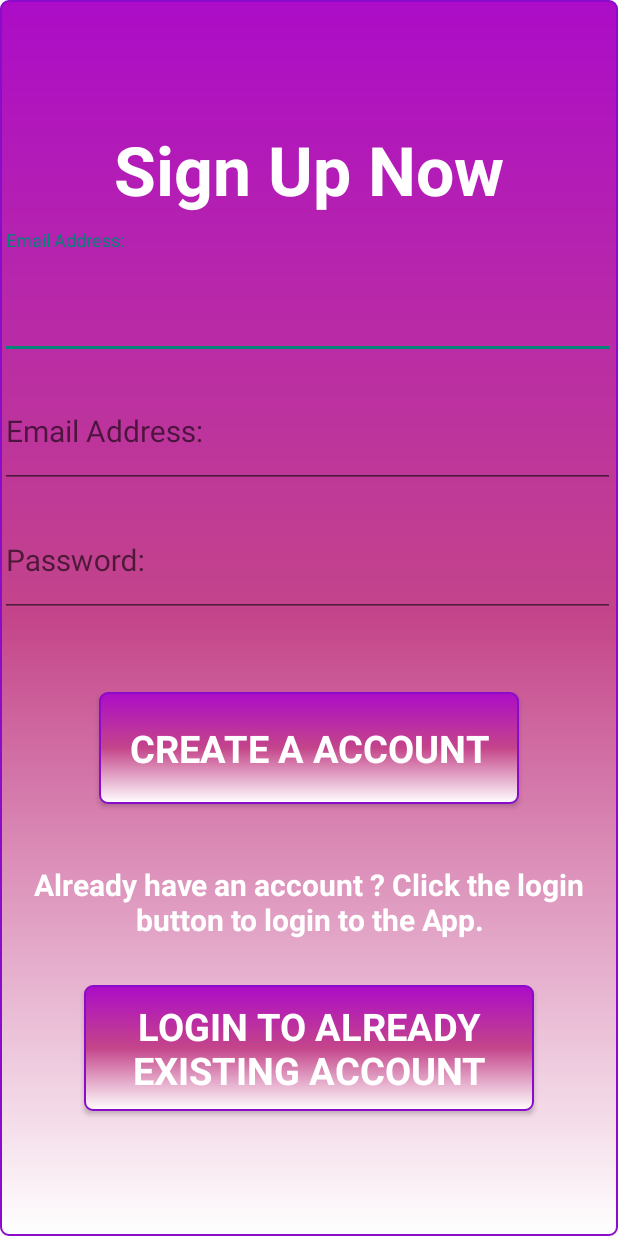
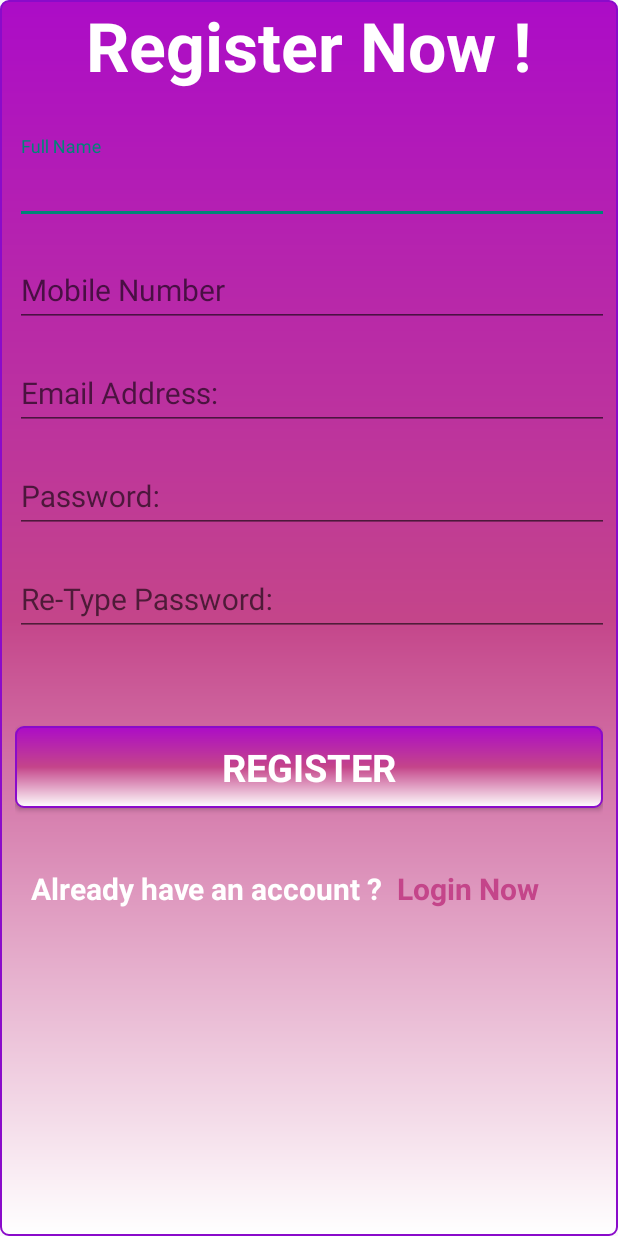
Before and after one commit to sgnahouidavid1/Womens-Security-Proactive-Safety-Application, an Android app: the SignUpActivity screen opened directly, with no data from a screen before it, on a phone screen of 412 x 824 dp. Run offline under Robolectric (Android 15) with nearby library versions, the phone set to English and light mode, and no system bars.

Commit message:
Added elements to the signup page and the login page, size buttons and fix text

```diff
--- a/app/src/main/java/com/example/womens_security_with_sms_alerts/SignUpActivity.kt
+++ b/app/src/main/java/com/example/womens_security_with_sms_alerts/SignUpActivity.kt
@@ -4,16 +4,20 @@ import android.content.Intent
 import androidx.appcompat.app.AppCompatActivity
 import android.os.Bundle
 import android.widget.Button
+import android.widget.TextView
 
 class SignUpActivity : AppCompatActivity() {
     override fun onCreate(savedInstanceState: Bundle?) {
         super.onCreate(savedInstanceState)
         setContentView(R.layout.activity_sign_up)
-        val btLogin: Button = findViewById(R.id.btLogin)
-        btLogin.setOnClickListener {
+
+        val tvLoginButton: TextView = findViewById(R.id.tvLoginButton)
+
+        tvLoginButton.setOnClickListener {
             val intent = Intent(this, LoginActivity::class.java)
             startActivity(intent)
             finish()
         }
+
     }
 }
--- a/app/src/main/res/layout/activity_sign_up.xml
+++ b/app/src/main/res/layout/activity_sign_up.xml
@@ -1,31 +1,70 @@
 <?xml version="1.0" encoding="utf-8"?>
-<LinearLayout xmlns:android="http://schemas.android.com/apk/res/android"
+<RelativeLayout xmlns:android="http://schemas.android.com/apk/res/android"
     xmlns:app="http://schemas.android.com/apk/res-auto"
     xmlns:tools="http://schemas.android.com/tools"
     android:layout_width="match_parent"
     android:layout_height="match_parent"
-    android:orientation="vertical"
-    android:gravity="center"
     android:background="@drawable/background_bg"
+    android:paddingLeft="10dp"
+    android:paddingRight="10dp"
     tools:context=".SignUpActivity">
     <TextView
+        android:id="@+id/tvSignUpTitle"
         android:layout_width="match_parent"
         android:layout_height="wrap_content"
-        android:text="@string/sign_up_now"
+        android:text="@string/register_now"
         android:gravity="center"
         android:textSize="45sp"
         android:fontFamily="sans-serif"
         android:textColor="@color/white"
         android:textStyle="bold"
-        android:layout_marginBottom="10dp" />
+        android:layout_marginBottom="30dp" />
     <com.google.android.material.textfield.TextInputLayout
         android:layout_width="match_parent"
-        android:layout_height="wrap_content">
+        android:layout_height="wrap_content"
+        android:layout_below="@+id/tvSignUpTitle"
+        android:layout_marginBottom="10dp"
+        android:id="@+id/tfFullName">
         <com.google.android.material.textfield.TextInputEditText
-            android:id="@+id/tfEmail"
             android:layout_width="410dp"
-            android:layout_height="75dp"
+            android:layout_height="wrap_content"
             android:fontFamily="sans-serif"
+            android:inputType="textPersonName"
+            android:textSize="20sp"
+            android:maxLines="1"
+            android:textColor="@color/white"
+            android:hint="@string/full_name"
+            android:textColorHighlight="@color/white"/>
+    </com.google.android.material.textfield.TextInputLayout>
+    <com.google.android.material.textfield.TextInputLayout
+        android:layout_width="match_parent"
+        android:layout_height="wrap_content"
+        android:layout_marginBottom="10dp"
+        android:layout_below="@+id/tfFullName"
+        android:id="@+id/tfMobileNum">
+        <com.google.android.material.textfield.TextInputEditText
+            android:layout_width="410dp"
+            android:layout_height="wrap_content"
+            android:fontFamily="sans-serif"
+            android:maxLines="1"
+            android:inputType="phone"
+            android:textSize="20sp"
+            android:textColor="@color/white"
+            android:hint="@string/mobile_number"
+            android:textColorHighlight="@color/white"/>
+    </com.google.android.material.textfield.TextInputLayout>
+    <com.google.android.material.textfield.TextInputLayout
+        android:layout_width="match_parent"
+        android:layout_height="wrap_content"
+        android:layout_marginBottom="10dp"
+        android:layout_below="@+id/tfMobileNum"
+        android:id="@+id/tfEmail">
+        <com.google.android.material.textfield.TextInputEditText
+            android:layout_width="410dp"
+            android:layout_height="wrap_content"
+            android:fontFamily="sans-serif"
+            android:maxLines="1"
+            android:inputType="textEmailAddress"
             android:textSize="20sp"
             android:textColor="@color/white"
             android:hint="@string/email"
@@ -34,63 +73,76 @@
 
     <com.google.android.material.textfield.TextInputLayout
         android:layout_width="match_parent"
-        android:layout_height="wrap_content">
+        android:layout_height="wrap_content"
+        android:layout_marginBottom="10dp"
+        android:layout_below="@+id/tfEmail"
+        android:id="@+id/tfPassword">
         <com.google.android.material.textfield.TextInputEditText
-            android:id="@+id/tfEmailTwo"
             android:layout_width="410dp"
-            android:layout_height="75dp"
+            android:layout_height="wrap_content"
             android:fontFamily="sans-serif"
-            android:hint="@string/email"
+            android:inputType="textPassword"
+            android:maxLines="1"
+            android:hint="@string/password"
             android:textSize="20sp"
             android:textColor="@color/white"/>
     </com.google.android.material.textfield.TextInputLayout>
 
     <com.google.android.material.textfield.TextInputLayout
         android:layout_width="match_parent"
-        android:layout_height="wrap_content">
+        android:layout_height="wrap_content"
+        android:layout_below="@+id/tfPassword"
+        android:layout_marginBottom="10dp"
+        android:id="@+id/tfPasswordTwo">
         <com.google.android.material.textfield.TextInputEditText
-            android:id="@+id/tfPassword"
             android:layout_width="410dp"
-            android:layout_height="75dp"
+            android:layout_height="wrap_content"
             android:fontFamily="sans-serif"
+            android:inputType="textPassword"
+            android:maxLines="1"
             android:textSize="20sp"
             android:textColor="@color/white"
-            android:hint="@string/password" />
+            android:hint="@string/re_type_password" />
     </com.google.android.material.textfield.TextInputLayout>
 
     <Button
-        android:id="@+id/btSignUp"
-        android:layout_width="wrap_content"
+        android:id="@+id/btRegister"
+        android:layout_width="match_parent"
         android:layout_height="wrap_content"
+        android:layout_below="@+id/tfPasswordTwo"
         android:background="@drawable/background_bg"
-        android:text="@string/create"
+        android:text="@string/register"
         android:fontFamily="sans-serif"
-        android:padding="20dp"
+        android:padding="10dp"
         android:textSize="25sp"
         android:textColor="@color/white"
         android:textStyle="bold"
         android:layout_marginTop="50dp"/>
     <TextView
-        android:id="@+id/tvLoginInfo"
-        android:layout_width="match_parent"
+        android:id="@+id/tvRegisterButtonInfo"
+        android:layout_width="wrap_content"
         android:layout_height="wrap_content"
         android:gravity="center"
+        android:layout_below="@+id/btRegister"
         android:text="@string/already_have_an_account_click_the_login_button_to_login_to_the_app"
         android:layout_marginTop="40dp"
         android:textSize="20sp"
+        android:layout_marginStart="10dp"
         android:textColor="@color/white"
         android:textStyle="bold"/>
-    <Button
-        android:id="@+id/btLogin"
-        android:layout_width="300dp"
+    <TextView
+        android:id="@+id/tvLoginButton"
+        android:layout_width="wrap_content"
         android:layout_height="wrap_content"
-        android:background="@drawable/background_bg"
+        android:layout_below="@+id/btRegister"
+        android:layout_toEndOf="@+id/tvRegisterButtonInfo"
         android:text="@string/login_to_already_existing_account"
-        android:fontFamily="sans-serif"
-        android:padding="10dp"
-        android:textSize="25sp"
-        android:textColor="@color/white"
-        android:textStyle="bold"
-        android:layout_marginTop="30dp"/>
+        android:textSize="20sp"
+        android:layout_marginStart="10dp"
+        android:layout_marginTop="40dp"
+        android:textColor="@color/neonPink"
+        android:textStyle="bold"/>
 
-</LinearLayout>
+
+
+</RelativeLayout>
--- a/app/src/main/res/values/strings.xml
+++ b/app/src/main/res/values/strings.xml
@@ -3,13 +3,18 @@
     <string name="let_s_start">Let\'s Start</string>
     <string name="personal_app">Personal app</string>
     <string name="proactive_safety">Proactive Safety</string>
-    <string name="sign_up_now">Sign Up Now</string>
     <string name="email">Email Address:</string>
     <string name="password">Password:</string>
     <string name="create">Create a account </string>
-    <string name="re_type_email_address">Re-Type Email Address</string>
-    <string name="already_have_an_account_click_the_login_button_to_login_to_the_app">Already have an account ? Click the login button to login to the App.</string>
-    <string name="login_to_already_existing_account">Login to already existing account</string>
-    <string name="login">Login into your account</string>
-    <string name="login_now">Login Now</string>
+    <string name="re_type_password">Re-Type Password:</string>
+    <string name="already_have_an_account_click_the_login_button_to_login_to_the_app">Already have an account ?</string>
+    <string name="login_to_already_existing_account"> Login Now </string>
+    <string name="login_button">Login</string>
+    <string name="full_name">Full Name</string>
+    <string name="mobile_number">Mobile Number</string>
+    <string name="register">Register</string>
+    <string name="register_now">Register Now !</string>
+    <string name="login_here">Login Here</string>
+    <string name="don_t_have_an_account">Don\'t have an account?</string>
+    <string name="register_now_loginPage">Register Now</string>
 </resources>
```
Also changed, not shown: app/src/main/java/com/example/womens_security_with_sms_alerts/LoginActivity.kt (+8 -0 lines), app/src/main/res/layout/activity_login.xml (+55 -23 lines), app/src/main/res/layout/activity_main.xml (+3 -7 lines).
